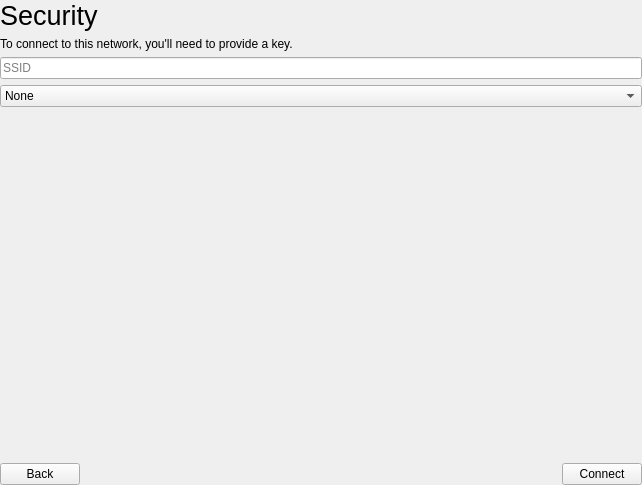
This is shell/networkmanager/networkwidget.ui in vicr123/theshell as Qt 5 draws it before an edit. The edited form follows.
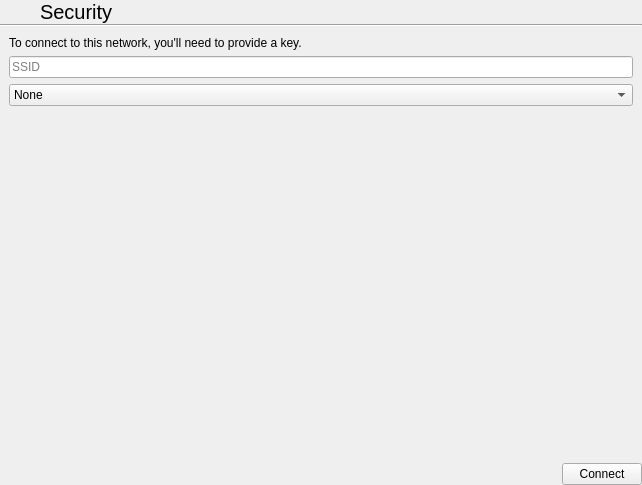
This is the edited form. The open tabs and pages were chosen to show the change. Icons and pictures are not drawn. Custom widgets are drawn as their Qt base class.

Patch:
```diff
--- a/shell/networkmanager/networkwidget.ui
+++ b/shell/networkmanager/networkwidget.ui
@@ -320,6 +320,9 @@
        <bool>true</bool>
       </property>
       <layout class="QVBoxLayout" name="verticalLayout_5">
+       <property name="spacing">
+        <number>0</number>
+       </property>
        <property name="leftMargin">
         <number>0</number>
        </property>
@@ -332,18 +335,78 @@
        <property name="bottomMargin">
         <number>0</number>
        </property>
+       <item>
+        <layout class="QHBoxLayout" name="horizontalLayout_11">
+         <property name="spacing">
+          <number>0</number>
+         </property>
+         <item>
+          <widget class="QPushButton" name="SecurityBackButton">
+           <property name="sizePolicy">
+            <sizepolicy hsizetype="Preferred" vsizetype="Preferred">
+             <horstretch>0</horstretch>
+             <verstretch>0</verstretch>
+            </sizepolicy>
+           </property>
+           <property name="text">
+            <string/>
+           </property>
+           <property name="icon">
+            <iconset theme="go-previous">
+             <normaloff>.</normaloff>.</iconset>
+           </property>
+           <property name="flat">
+            <bool>true</bool>
+           </property>
+          </widget>
+         </item>
        <item>
         <widget class="QLabel" name="label_11">
+           <property name="sizePolicy">
+            <sizepolicy hsizetype="Expanding" vsizetype="Preferred">
+             <horstretch>0</horstretch>
+             <verstretch>0</verstretch>
+            </sizepolicy>
+           </property>
          <property name="font">
           <font>
-           <pointsize>20</pointsize>
+             <pointsize>15</pointsize>
           </font>
          </property>
          <property name="text">
           <string>Security</string>
          </property>
-        </widget>
-       </item>
+           <property name="margin">
+            <number>9</number>
+           </property>
+          </widget>
+         </item>
+        </layout>
+       </item>
+       <item>
+        <widget class="Line" name="line_6">
+         <property name="orientation">
+          <enum>Qt::Horizontal</enum>
+         </property>
+        </widget>
+       </item>
+       <item>
+        <layout class="QVBoxLayout" name="verticalLayout_11">
+         <property name="spacing">
+          <number>6</number>
+         </property>
+         <property name="leftMargin">
+          <number>9</number>
+         </property>
+         <property name="topMargin">
+          <number>9</number>
+         </property>
+         <property name="rightMargin">
+          <number>9</number>
+         </property>
+         <property name="bottomMargin">
+          <number>9</number>
+         </property>
        <item>
         <widget class="QLabel" name="securityDescriptionLabel">
          <property name="text">
@@ -1010,6 +1073,8 @@
          </widget>
         </widget>
        </item>
+        </layout>
+       </item>
        <item>
         <spacer name="verticalSpacer">
          <property name="orientation">
@@ -1025,17 +1090,6 @@
        </item>
        <item>
         <layout class="QHBoxLayout" name="horizontalLayout_2">
-         <item>
-          <widget class="QPushButton" name="SecurityBackButton">
-           <property name="text">
-            <string>Back</string>
-           </property>
-           <property name="icon">
-            <iconset theme="go-previous">
-             <normaloff>.</normaloff>.</iconset>
-           </property>
-          </widget>
-         </item>
          <item>
           <spacer name="horizontalSpacer_2">
            <property name="orientation">
```
Left out of the diff: 358 changed lines with no effect on the pictures. Lines whose indentation alone changed are shown as unchanged.
